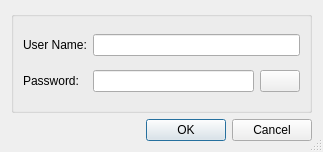
Before: the Qt Designer form source/client/ui/authorization_dialog.ui in dchapyshev/aspia, drawn with Qt 5.
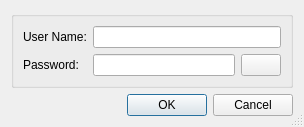
After: the same form once the commit is applied. Icons and pictures are not drawn.

```diff
--- a/source/client/ui/authorization_dialog.ui
+++ b/source/client/ui/authorization_dialog.ui
@@ -6,8 +6,8 @@
    <rect>
     <x>0</x>
     <y>0</y>
-    <width>323</width>
-    <height>152</height>
+    <width>304</width>
+    <height>119</height>
    </rect>
   </property>
   <property name="windowTitle">
```
